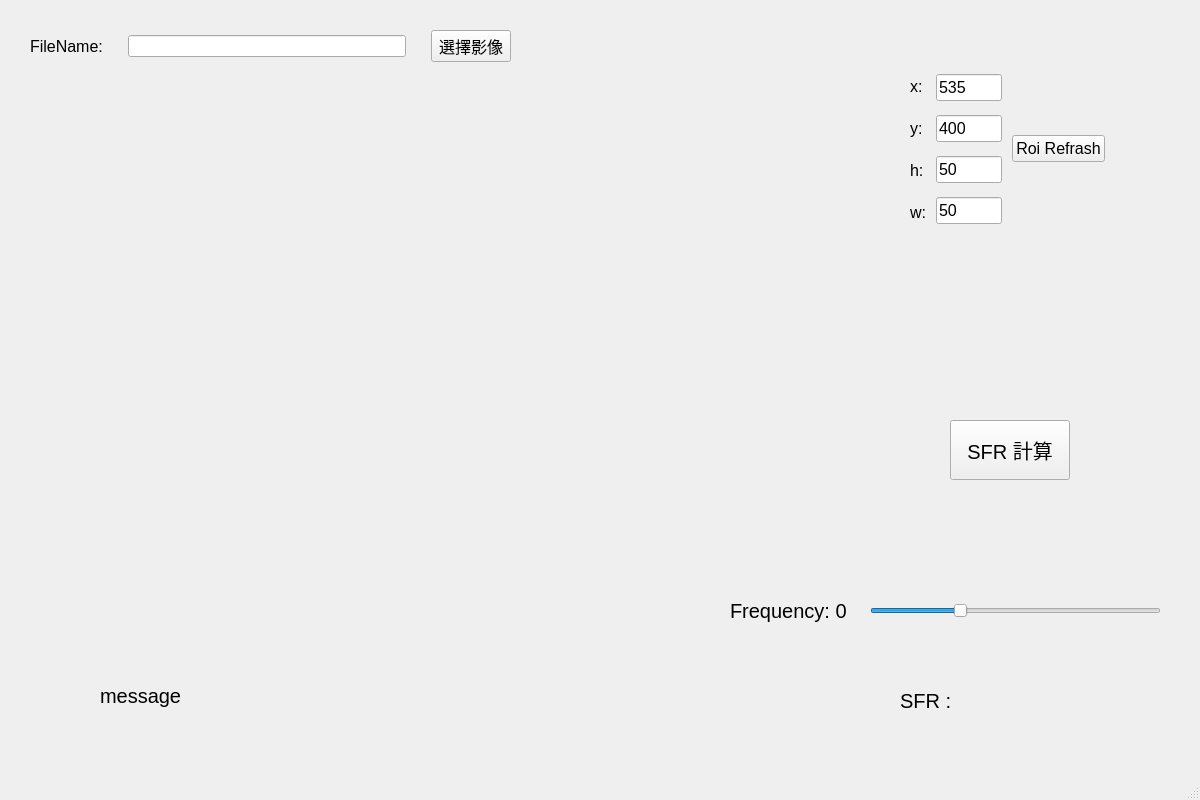
sppool/SFR-App, file UI/UI.ui: the form before one commit.
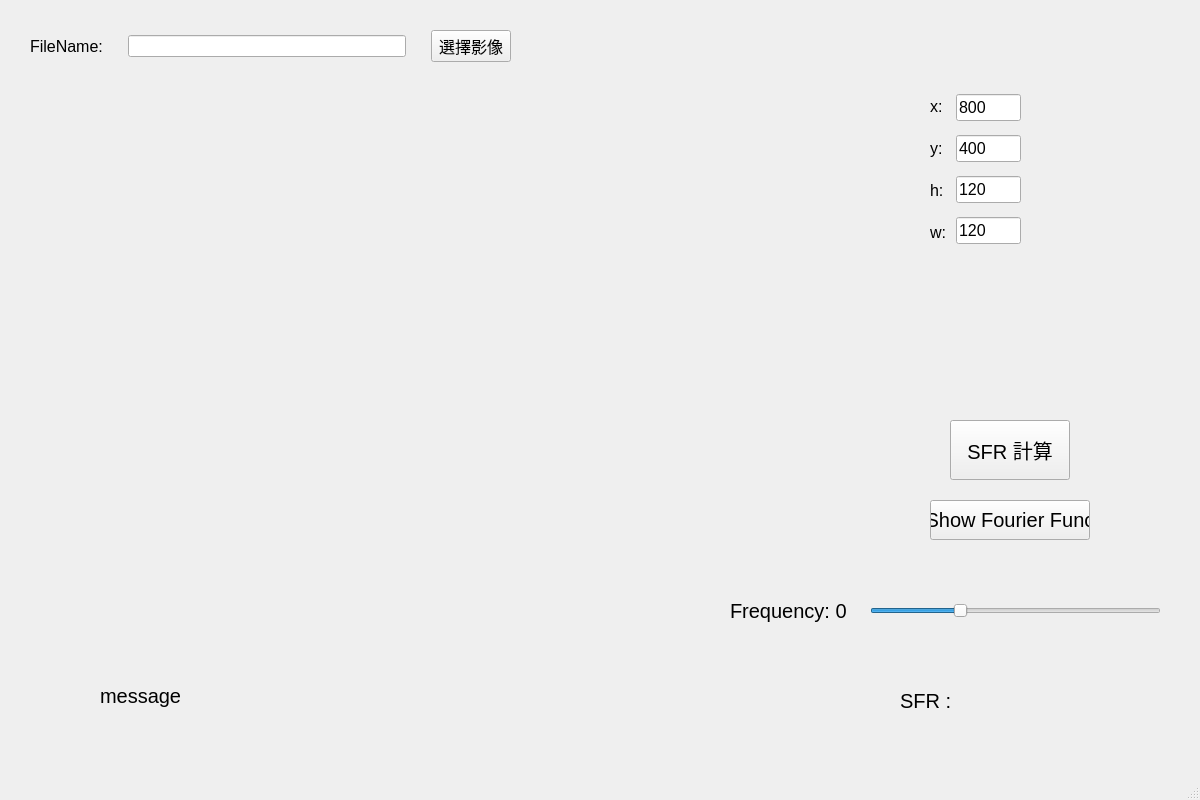
The form after the commit.

The edit to the form file:
```diff
--- a/UI/UI.ui
+++ b/UI/UI.ui
@@ -97,9 +97,9 @@
    <widget class="QWidget" name="horizontalLayoutWidget">
     <property name="geometry">
      <rect>
-      <x>910</x>
-      <y>70</y>
-      <width>195</width>
+      <x>930</x>
+      <y>90</y>
+      <width>91</width>
       <height>158</height>
      </rect>
     </property>
@@ -169,7 +169,7 @@
           </font>
          </property>
          <property name="text">
-          <string>535</string>
+          <string>800</string>
          </property>
         </widget>
        </item>
@@ -193,7 +193,7 @@
           </font>
          </property>
          <property name="text">
-          <string>50</string>
+          <string>120</string>
          </property>
         </widget>
        </item>
@@ -205,24 +205,12 @@
           </font>
          </property>
          <property name="text">
-          <string>50</string>
+          <string>120</string>
          </property>
         </widget>
        </item>
       </layout>
      </item>
-     <item>
-      <widget class="QPushButton" name="pushButtonShowROI">
-       <property name="font">
-        <font>
-         <pointsize>12</pointsize>
-        </font>
-       </property>
-       <property name="text">
-        <string>Roi Refrash</string>
-       </property>
-      </widget>
-     </item>
     </layout>
    </widget>
    <widget class="QWidget" name="horizontalLayoutWidget_2">
@@ -317,6 +305,24 @@
      <enum>Qt::Horizontal</enum>
     </property>
    </widget>
+   <widget class="QPushButton" name="pushButtonShowFourierFunc">
+    <property name="geometry">
+     <rect>
+      <x>930</x>
+      <y>500</y>
+      <width>160</width>
+      <height>40</height>
+     </rect>
+    </property>
+    <property name="font">
+     <font>
+      <pointsize>15</pointsize>
+     </font>
+    </property>
+    <property name="text">
+     <string>Show Fourier Func</string>
+    </property>
+   </widget>
   </widget>
   <widget class="QMenuBar" name="menubar">
    <property name="geometry">
```
